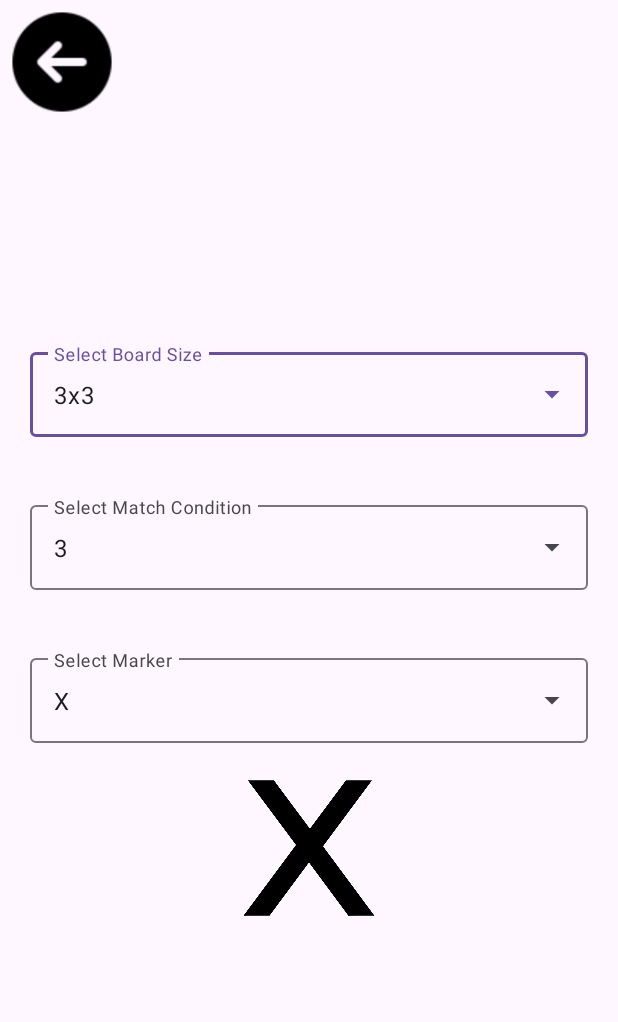
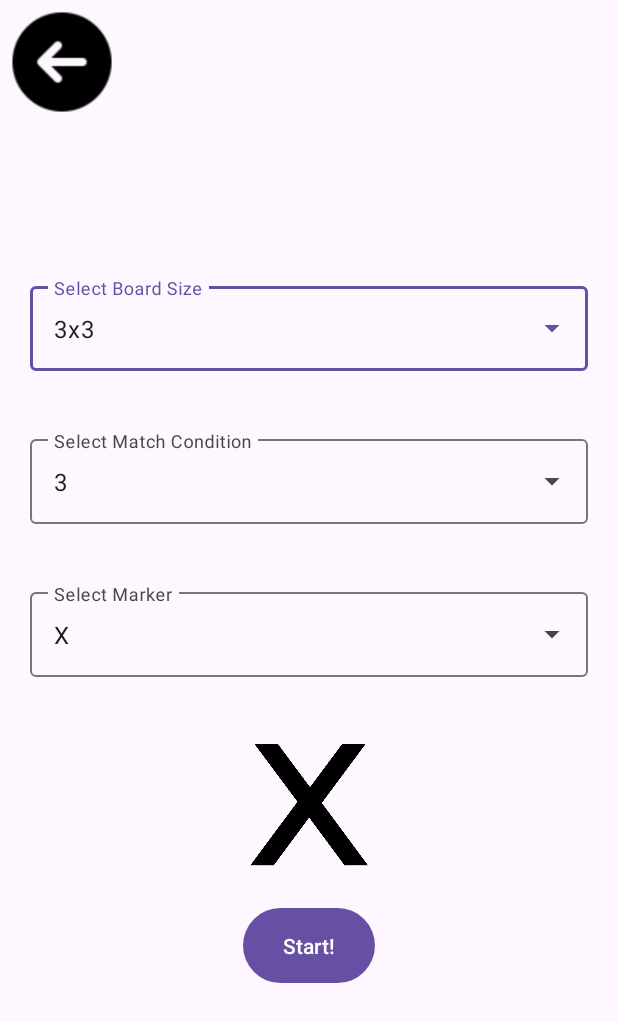
Before and after one commit to KarthikKaravatt/TicTacToeApp, an Android app: the fragment GameSettings shown on its own in the app's theme, on a phone screen of 412 x 824 dp. Shown: the top 1022 px of the screen. Run offline under Robolectric (Android 15) with nearby library versions, the phone set to English and light mode, and no system bars.

Commit message:
1. removed the game settings button from the game selection page. 2. added start button to the game settings page (both portrait and landscape.

```diff
--- a/app/src/main/res/layout-land/fragment_game_settings.xml
+++ b/app/src/main/res/layout-land/fragment_game_settings.xml
@@ -65,13 +65,41 @@
                         android:inputType="none" >
                     </AutoCompleteTextView>
                 </com.google.android.material.textfield.TextInputLayout>
+                <LinearLayout
+                    android:id="@+id/linearLayout"
+                    android:layout_width="match_parent"
+                    android:layout_height="match_parent"
+                    android:orientation="horizontal"
+                    app:layout_constraintTop_toTopOf="parent"
+                    app:layout_constraintStart_toStartOf="parent"
+                    app:layout_constraintEnd_toEndOf="parent"
+                    app:layout_constraintBottom_toBottomOf="parent"
+                    android:paddingEnd="40dp">
                 <ImageView
                     android:id="@+id/markerImage"
-                    android:layout_width="wrap_content"
+                    android:layout_width="0dp"
                     android:layout_height="100dp"
                     android:src="@drawable/x"
                     android:scaleType="centerInside"
-                    android:contentDescription="@string/marker_image_description" />
+                    android:contentDescription="@string/marker_image_description"
+                    android:layout_weight="2"
+                    />
+
+                    <Button
+                        android:id="@+id/startButton"
+                        android:layout_width="wrap_content"
+                        android:layout_height="wrap_content"
+                        android:text="Start!"
+                        android:layout_gravity="center"
+                        app:layout_constraintBottom_toBottomOf="parent"
+                        app:layout_constraintEnd_toEndOf="parent"
+                        app:layout_constraintStart_toStartOf="parent"
+                        app:layout_constraintTop_toTopOf="parent"
+                        android:padding="15dp"
+                        android:layout_weight="1"
+
+                        />
+                </LinearLayout>
             </LinearLayout>
 
 
--- a/app/src/main/res/layout/fragment_game_selection.xml
+++ b/app/src/main/res/layout/fragment_game_selection.xml
@@ -36,31 +36,7 @@
             android:layout_marginTop="16dp"
             />
     </LinearLayout>
-    <androidx.constraintlayout.widget.ConstraintLayout
-        android:layout_width="match_parent"
-        android:layout_height="0dp"
-        app:layout_constraintHeight_percent="0.4"
-        app:layout_constraintBottom_toBottomOf="parent"
-        app:layout_constraintEnd_toEndOf="parent"
-        app:layout_constraintStart_toStartOf="parent"
 
-        >
-        <Button
-            android:id="@+id/gameSettings"
-            android:layout_width="wrap_content"
-            android:layout_height="wrap_content"
-            android:text="Game Settings"
-            android:layout_gravity="center_horizontal"
-            app:layout_constraintBottom_toBottomOf="parent"
-            app:layout_constraintEnd_toEndOf="parent"
-            app:layout_constraintStart_toStartOf="parent"
-            app:layout_constraintTop_toTopOf="parent"
-
-            />
-
-
-
-    </androidx.constraintlayout.widget.ConstraintLayout>
     <androidx.constraintlayout.widget.ConstraintLayout
         android:layout_width="0dp"
         android:layout_height="0dp"
--- a/app/src/main/res/layout/fragment_game_settings.xml
+++ b/app/src/main/res/layout/fragment_game_settings.xml
@@ -64,10 +64,27 @@
             <ImageView
                 android:id="@+id/markerImage"
                 android:layout_width="wrap_content"
-                android:layout_height="100dp"
+                android:layout_height="130dp"
                 android:src="@drawable/x"
                 android:scaleType="centerInside"
-                android:contentDescription="@string/marker_image_description" />
+                android:contentDescription="@string/marker_image_description"
+                android:paddingBottom="20dp"
+                android:paddingTop="20dp"
+
+                />
+            <Button
+                android:id="@+id/startButton"
+                android:layout_width="wrap_content"
+                android:layout_height="wrap_content"
+                android:text="Start!"
+                android:layout_gravity="center_horizontal"
+                app:layout_constraintBottom_toBottomOf="parent"
+                app:layout_constraintEnd_toEndOf="parent"
+                app:layout_constraintStart_toStartOf="parent"
+                app:layout_constraintTop_toTopOf="parent"
+                android:padding="15dp"
+
+                />
 
 
         </LinearLayout>
```
